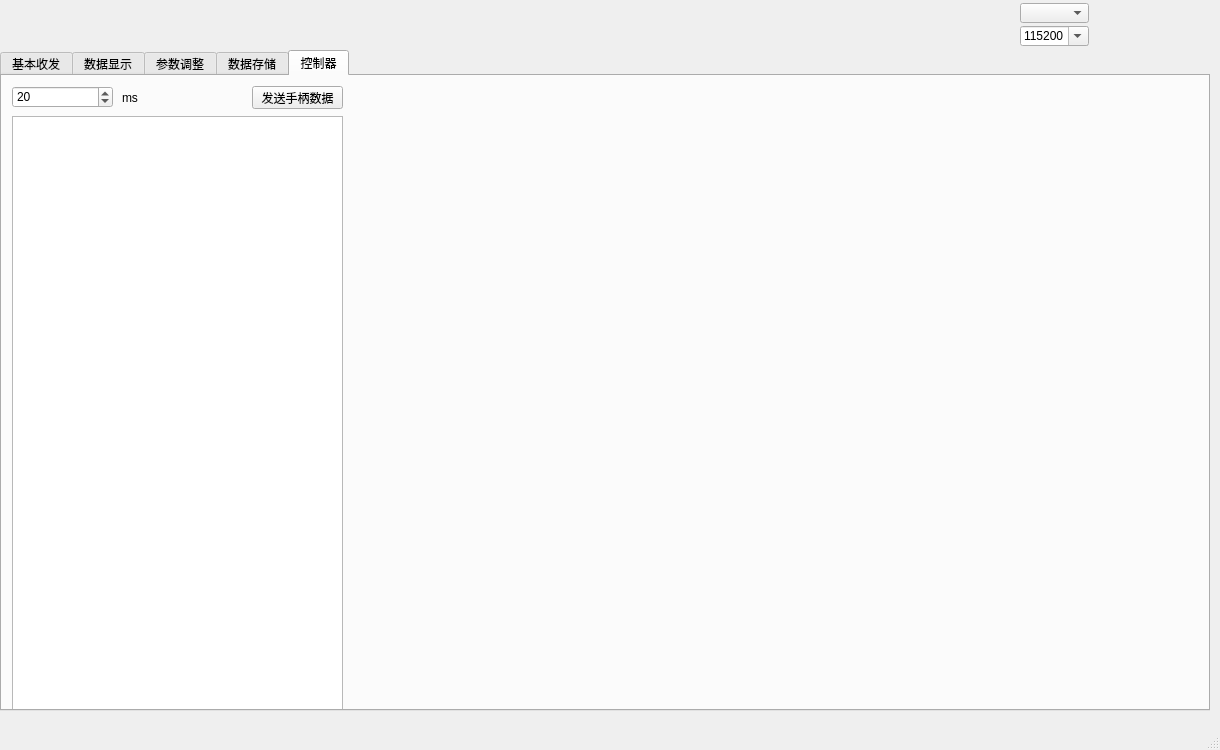
Before: the Qt Designer form mainwindow.ui in fanbinjim/Monitor, drawn with Qt 5.
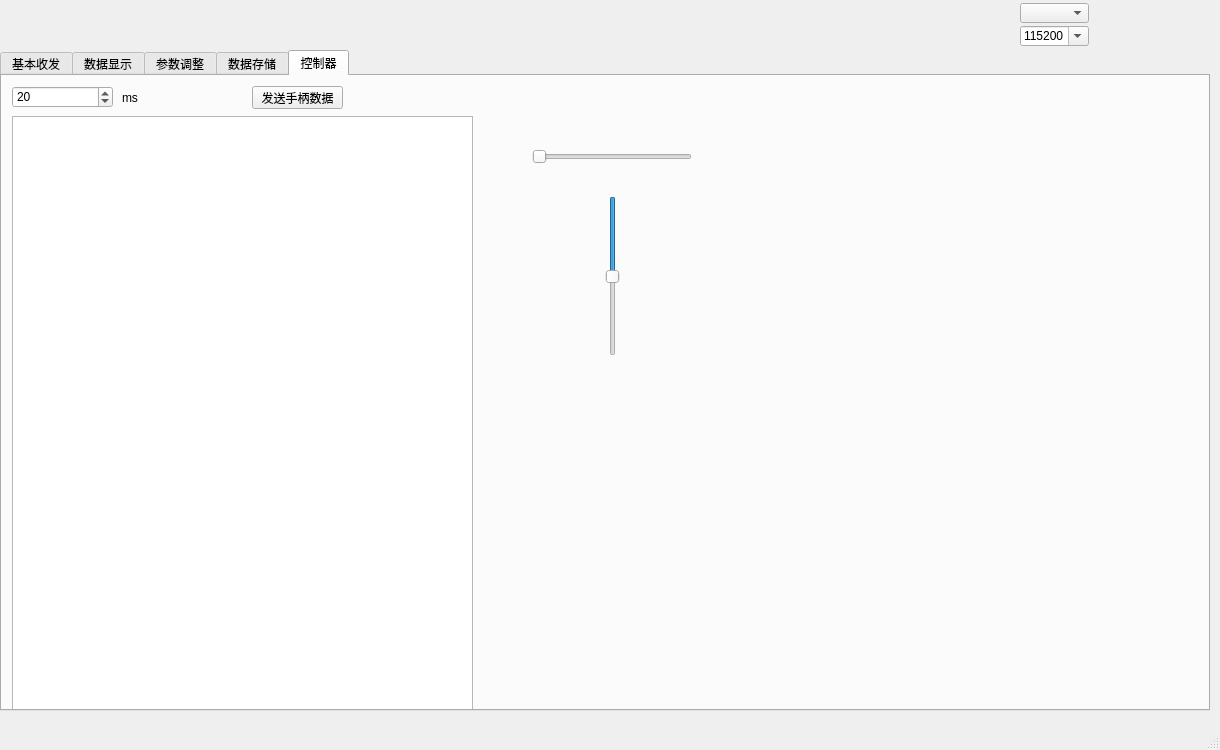
After: the same form once the commit is applied. Icons and pictures are not drawn.

Commit message: 更新connect

The edit to the form file:
```diff
--- a/mainwindow.ui
+++ b/mainwindow.ui
@@ -330,7 +330,7 @@
        <rect>
         <x>10</x>
         <y>40</y>
-        <width>331</width>
+        <width>461</width>
         <height>601</height>
        </rect>
       </property>
@@ -383,6 +383,41 @@
        <string>ms</string>
       </property>
      </widget>
+     <widget class="QSlider" name="horizontalSlider">
+      <property name="geometry">
+       <rect>
+        <x>530</x>
+        <y>70</y>
+        <width>160</width>
+        <height>22</height>
+       </rect>
+      </property>
+      <property name="orientation">
+       <enum>Qt::Horizontal</enum>
+      </property>
+     </widget>
+     <widget class="QSlider" name="verticalSlider">
+      <property name="geometry">
+       <rect>
+        <x>600</x>
+        <y>120</y>
+        <width>22</width>
+        <height>160</height>
+       </rect>
+      </property>
+      <property name="minimum">
+       <number>-100</number>
+      </property>
+      <property name="maximum">
+       <number>100</number>
+      </property>
+      <property name="orientation">
+       <enum>Qt::Vertical</enum>
+      </property>
+      <property name="invertedAppearance">
+       <bool>true</bool>
+      </property>
+     </widget>
     </widget>
    </widget>
    <widget class="QComboBox" name="portNameBox">
```
The commit also changes 2 other files.
